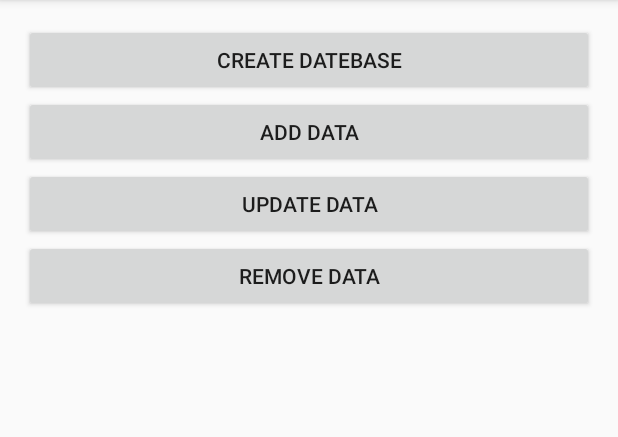
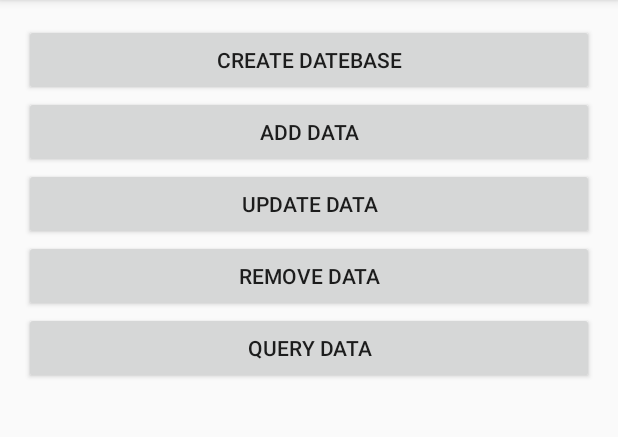
Before and after one commit to taojt/DatabaseTest, an Android app: the screen it shows after launch (MainActivity), on a phone screen of 412 x 824 dp, the part 84-521 px from its top. Run offline under Robolectric (Android 15) with nearby library versions, the phone set to English and light mode, and no system bars.

Commit message:
表中查询数据 query

```diff
--- a/app/src/main/java/com/taojt/databasetest/MainActivity.java
+++ b/app/src/main/java/com/taojt/databasetest/MainActivity.java
@@ -1,9 +1,11 @@
 package com.taojt.databasetest;
 
 import android.content.ContentValues;
+import android.database.Cursor;
 import android.database.sqlite.SQLiteDatabase;
 import android.support.v7.app.AppCompatActivity;
 import android.os.Bundle;
+import android.util.Log;
 import android.view.View;
 import android.widget.Button;
 
@@ -11,18 +13,20 @@ public class MainActivity extends AppCompatActivity {
     private Button create_db;
     private Button add_data;
     private Button update_data;
-    private Button remove_data;
+    private Button delete_data;
+    private Button query_data;
     private MyDatabaseHelper dbHelper;
 
     @Override
     protected void onCreate(Bundle savedInstanceState) {
         super.onCreate(savedInstanceState);
         setContentView(R.layout.activity_main);
-        dbHelper = new MyDatabaseHelper(this, "BookStore.db", null, 3);
+        dbHelper = new MyDatabaseHelper(this, "BookStore.db", null, 4);
         create_db = (Button) findViewById(R.id.create_database);
         add_data = (Button) findViewById(R.id.add_data);
         update_data = (Button) findViewById(R.id.update_data);
-        remove_data = (Button) findViewById(R.id.remove_data);
+        delete_data = (Button) findViewById(R.id.remove_data);
+        query_data = (Button) findViewById(R.id.query_data);
         create_db.setOnClickListener(new View.OnClickListener() {
             @Override
             public void onClick(View view) {
@@ -58,12 +62,34 @@ public class MainActivity extends AppCompatActivity {
 
             }
         });
-        remove_data.setOnClickListener(new View.OnClickListener() {
+        delete_data.setOnClickListener(new View.OnClickListener() {
             @Override
             public void onClick(View view) {
                 SQLiteDatabase db = dbHelper.getWritableDatabase();
                 db.delete("Book", "pages > ?",new String[]{"520"});
             }
         });
+        query_data.setOnClickListener(new View.OnClickListener() {
+            @Override
+            public void onClick(View view) {
+                SQLiteDatabase db =  dbHelper.getWritableDatabase();
+                Cursor cursor =db.query("Book",null,null,null,null,null,null);
+                if (cursor.moveToFirst()){
+                    do{
+                        String name = cursor.getString(cursor.getColumnIndex("name"));
+                        String author = cursor.getString(cursor.getColumnIndex("author"));
+                        int pages = cursor.getInt(cursor.getColumnIndex("pages"));
+                        double price  = cursor.getDouble(cursor.getColumnIndex("price"));
+                        Log.d("MainActivity", "name is " + name);
+                        Log.d("MainActivity", "book author is " + author);
+                        Log.d("MainActivity", "book pages is " + pages);
+                        Log.d("MainActivity", "book price is " + price);
+
+
+                    }while (cursor.moveToNext());
+
+                }
+            }
+        });
     }
 }
--- a/app/src/main/res/layout/activity_main.xml
+++ b/app/src/main/res/layout/activity_main.xml
@@ -29,5 +29,10 @@
         android:layout_width="match_parent"
         android:layout_height="wrap_content"
         android:text="Remove data"/>
+    <Button
+        android:id="@+id/query_data"
+        android:layout_width="match_parent"
+        android:layout_height="wrap_content"
+        android:text="Query data"/>
 
 </LinearLayout>
```
